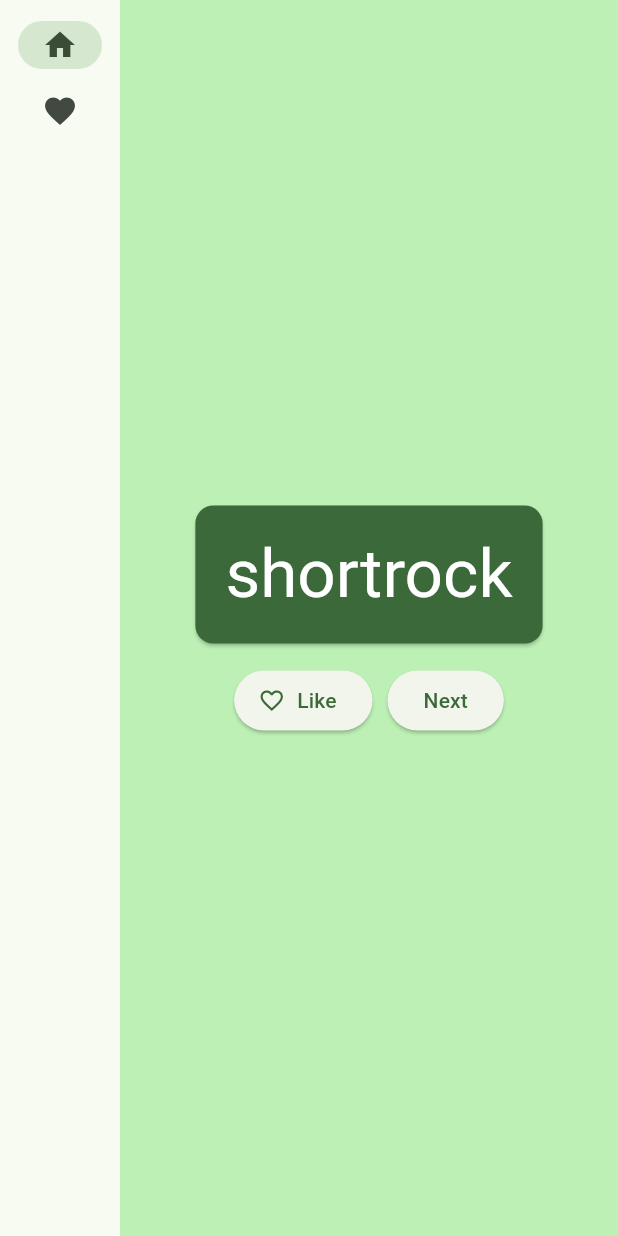
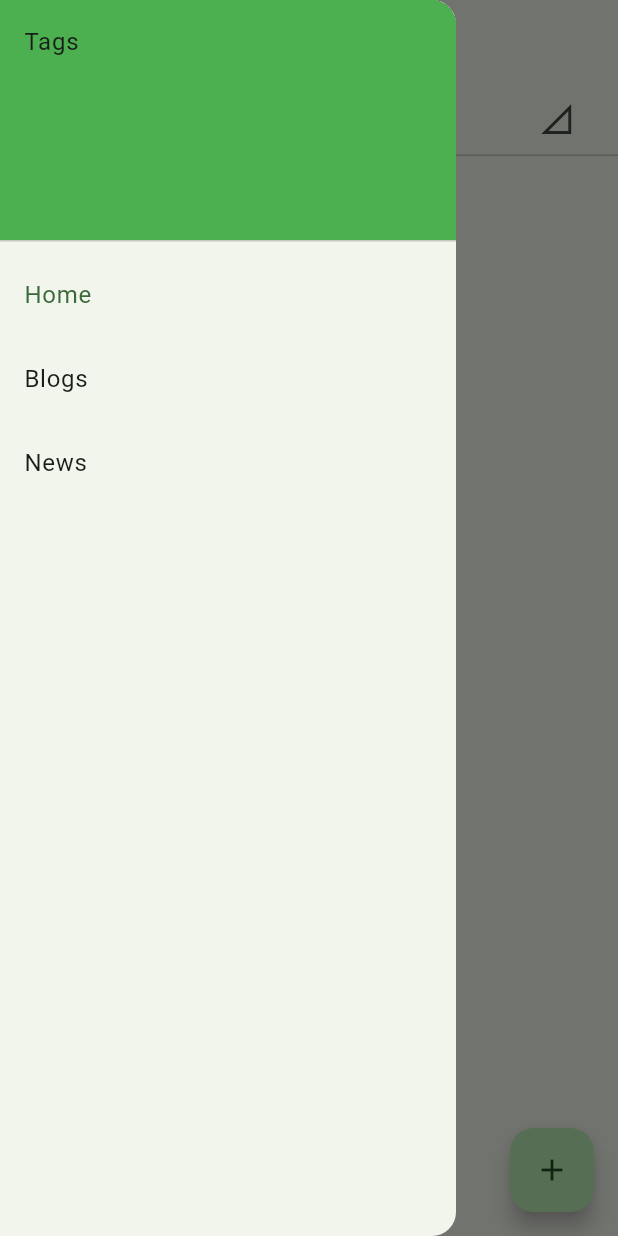
Before and after one commit to pmdwyer/rabbithole, a Flutter app: the screen it shows after launch, with the side drawer open (before the commit the screen has no drawer), on a phone screen of 412 x 824 dp. Run offline on Flutter 3.47's test engine with Material 2 defaults, Android fonts, the phone set to English and light mode, and no system bars.

Commit message:
Stub out basic UI

```diff
--- /dev/null
+++ b/lib/app_state.dart
@@ -0,0 +1,44 @@
+import 'package:flutter/material.dart';
+
+class AppState extends ChangeNotifier {
+  static const Map<String, IconData> frequencies = {
+    'Real Time': Icons.signal_cellular_4_bar,
+    'Frequent': Icons.signal_cellular_alt,
+    'Occasional': Icons.signal_cellular_alt_2_bar,
+    'Sometimes': Icons.signal_cellular_alt_1_bar,
+    'Rarely': Icons.signal_cellular_0_bar,
+  };
+
+  Set<String> tags = {
+    'Home',
+    'Blogs',
+    'News',
+  };
+
+  Map<String, Uri> blogs = {
+    'nytimes':
+        Uri(path: 'https://rss.nytimes.com/services/xml/rss/nyt/HomePage.xml'),
+  };
+
+  Map<String, List<String>> posts = {
+    'nytimes': ['trump is a dumbass', 'war in gaza continues', 'ukraine is getting f\'ed up']
+  };
+
+  Map<(String, String), List<String>> tagFreqBlogs = {
+    ('Home', 'Real Time'): ['a', 'b'],
+    ('Home', 'Frequent'): ['c', 'd'],
+    ('Home', 'Occasional'): ['nytimes'],
+    ('Home', 'Sometimes'): ['e','f','g'],
+    ('Home', 'Rarely'): ['h','i','j','k'],
+    ('Blogs', 'Real Time'): ['l'],
+    ('Blogs', 'Frequent'): ['m','n'],
+    ('Blogs', 'Occasional'): ['o','p','q'],
+    ('Blogs', 'Sometimes'): ['r','s','t','u'],
+    ('Blogs', 'Rarely'): ['v','y','x','z','aa'],
+    ('News', 'Real Time'): [],
+    ('News', 'Frequent'): ['nytimes'],
+    ('News', 'Occasional'): [],
+    ('News', 'Sometimes'): [],
+    ('News', 'Rarely'): [],
+  };
+}
--- /dev/null
+++ b/lib/blog_widget.dart
@@ -0,0 +1,39 @@
+import 'package:flutter/material.dart';
+import 'package:provider/provider.dart';
+
+import 'app_state.dart';
+
+class BlogWidget extends StatelessWidget {
+  const BlogWidget({super.key, required this.title});
+
+  final String title;
+
+  @override
+  Widget build(BuildContext context) {
+    var c = context.watch<AppState>();
+    var posts = [];
+    if (c.posts.containsKey(title)) {
+      posts = c.posts[title]!;
+    }
+    return Column(
+      children: [
+        Row(
+          children: [Padding(
+            padding: const EdgeInsets.all(8.0),
+            child: Text(title),
+          )],
+        ),
+        Row(
+          children: [
+            Icon(Icons.arrow_forward_ios),  // TODO: this should be an expand button
+            for (var post in posts)
+              Padding(
+                padding: const EdgeInsets.all(8.0),
+                child: Center(child: Text(post)),
+              )
+          ],
+        )
+      ],
+    );
+  }
+}
--- /dev/null
+++ b/lib/home_page.dart
@@ -0,0 +1,70 @@
+import 'package:flutter/material.dart';
+import 'package:provider/provider.dart';
+import 'package:rabbithole/tag_widget.dart';
+
+import 'app_state.dart';
+
+class HomePage extends StatefulWidget {
+  const HomePage({super.key, required this.title});
+
+  final String title;
+
+  @override
+  State<StatefulWidget> createState() {
+    return _HomePage();
+  }
+}
+
+class _HomePage extends State<HomePage> {
+  int _selectedIndex = 0;
+
+  static const TextStyle categoryStyle = TextStyle(
+    fontSize: 30,
+    fontWeight: FontWeight.bold,
+  );
+
+  void _onItemTapped(int index) {
+    setState(() {
+      _selectedIndex = index;
+    });
+  }
+
+  @override
+  Widget build(BuildContext context) {
+    var c = context.watch<AppState>();
+    List<Widget> categoryWidgets = [];
+    List<Widget> categoryTiles = [
+      const DrawerHeader(
+          decoration: BoxDecoration(
+            color: Colors.green,
+          ),
+          child: Text('Tags'))
+    ];
+    var categoryList = c.tags.toList();
+    for (int i = 0; i < categoryList.length; i++) {
+      categoryWidgets.add(TagWidget(title: categoryList[i]));
+      categoryTiles.add(ListTile(
+        title: Text(categoryList[i]),
+        selected: _selectedIndex == i,
+        onTap: () {
+          _onItemTapped(i);
+          Navigator.pop(context);
+        },
+      ));
+    }
+    return Scaffold(
+      appBar: AppBar(title: Text(widget.title)),
+      body: Center(
+        child: categoryWidgets[_selectedIndex],
+      ),
+      drawer: Drawer(
+        child: ListView(
+          padding: EdgeInsets.zero,
+          children: categoryTiles,
+        ),
+      ),
+      floatingActionButton:
+          FloatingActionButton(child: const Icon(Icons.add), onPressed: () {}),
+    );
+  }
+}
--- a/lib/main.dart
+++ b/lib/main.dart
@@ -1,6 +1,8 @@
-import 'package:english_words/english_words.dart';
 import 'package:flutter/material.dart';
 import 'package:provider/provider.dart';
+
+import 'app_state.dart';
+import 'home_page.dart';
 
 void main() {
   runApp(MyApp());
@@ -12,194 +14,15 @@ class MyApp extends StatelessWidget {
   @override
   Widget build(BuildContext context) {
     return ChangeNotifierProvider(
-      create: (context) => MyAppState(),
+      create: (context) => AppState(),
       child: MaterialApp(
         title: 'Rabbit Hole',
         theme: ThemeData(
           useMaterial3: true,
           colorScheme: ColorScheme.fromSeed(seedColor: Colors.green),
         ),
-        home: MyHomePage(),
+        home: HomePage(title: 'RabbitHole'),
       ),
     );
   }
 }
-
-class MyAppState extends ChangeNotifier {
-  var current = WordPair.random();
-
-  void getNext() {
-    current = WordPair.random();
-    notifyListeners();
-  }
-
-  var favorites = <WordPair>[];
-  void toggleFavorite() {
-    if (favorites.contains(current)) {
-      favorites.remove(current);
-    } else {
-      favorites.add(current);
-    }
-    notifyListeners();
-  }
-}
-
-class MyHomePage extends StatefulWidget {
-  @override
-  State<MyHomePage> createState() => _MyHomePageState();
-}
-
-class _MyHomePageState extends State<MyHomePage> {
-  var selectedIndex = 0;
-
-  @override
-  Widget build(BuildContext context) {
-    Widget page;
-    switch (selectedIndex) {
-      case 0:
-        page = GeneratorPage();
-        break;
-      case 1:
-        page = FavoritesPage();
-        break;
-      default:
-        throw UnimplementedError('no widget for $selectedIndex');
-    }
-    return LayoutBuilder(builder: (context, constraints) {
-        return Scaffold(
-          body: Row(
-            children: [
-              SafeArea(
-                child: NavigationRail(
-                  extended: constraints.maxWidth >= 600,
-                  destinations: [
-                    NavigationRailDestination(
-                      icon: Icon(Icons.home),
-                      label: Text('Home'),
-                    ),
-                    NavigationRailDestination(
-                      icon: Icon(Icons.favorite),
-                      label: Text('Favorites'),
-                    ),
-                  ],
-                  selectedIndex: selectedIndex,
-                  onDestinationSelected: (value) {
-                    setState(() {
-                      selectedIndex = value;
-                    });
-                  },
-                ),
-              ),
-              Expanded(
-                child: Container(
-                  color: Theme.of(context).colorScheme.primaryContainer,
-                  child: page,
-                ),
-              ),
-            ],
-          ),
-        );
-      }
-    );
-  }
-}
-
-class GeneratorPage extends StatelessWidget {
-  @override
-  Widget build(BuildContext context) {
-    var appState = context.watch<MyAppState>();
-    var pair = appState.current;
-
-    IconData icon;
-    if (appState.favorites.contains(pair)) {
-      icon = Icons.favorite;
-    } else {
-      icon = Icons.favorite_border;
-    }
-
-    return Center(
-      child: Column(
-        mainAxisAlignment: MainAxisAlignment.center,
-        children: [
-          BigCard(pair: pair),
-          SizedBox(height: 10),
-          Row(
-            mainAxisSize: MainAxisSize.min,
-            children: [
-              ElevatedButton.icon(
-                onPressed: () {
-                  appState.toggleFavorite();
-                },
-                icon: Icon(icon),
-                label: Text('Like'),
-              ),
-              SizedBox(width: 10),
-              ElevatedButton(
-                onPressed: () {
-                  appState.getNext();
-                },
-                child: Text('Next'),
-              ),
-            ],
-          ),
-        ],
-      ),
-    );
-  }
-}
-
-class BigCard extends StatelessWidget {
-  const BigCard({
-    super.key,
-    required this.pair,
-  });
-
-  final WordPair pair;
-
-  @override
-  Widget build(BuildContext context) {
-    final theme = Theme.of(context);
-    final style = theme.textTheme.displayMedium!.copyWith(
-      color: theme.colorScheme.onPrimary,
-    );
-
-    return Card(
-      color: theme.colorScheme.primary,
-      child: Padding(
-        padding: const EdgeInsets.all(20.0),
-        child: Text(
-          pair.asLowerCase,
-          style: style,
-          semanticsLabel: "${pair.first} ${pair.second}",
-        ),
-      ),
-    );
-  }
-}
-
-class FavoritesPage extends StatelessWidget {
-  @override
-  Widget build(BuildContext context) {
-    var appState = context.watch<MyAppState>();
-
-    if (appState.favorites.isEmpty) {
-      return Center(
-        child: Text('No favorites yet :\'('),
-      );
-    }
-
-    return ListView(
-      children: [
-        Padding(
-          padding: const EdgeInsets.all(20),
-          child: Text('You have ${appState.favorites.length} favorites:')
-        ),
-        for (var f in appState.favorites)
-          ListTile(
-            leading: Icon(Icons.favorite),
-            title: Text(f.asLowerCase)
-          ),
-      ],
-    );
-  }
-}
--- /dev/null
+++ b/lib/post_widget.dart
@@ -0,0 +1,8 @@
+import 'package:flutter/cupertino.dart';
+
+class PostWidget extends StatelessWidget {
+  @override
+  Widget build(BuildContext context) {
+    throw UnimplementedError();
+  }
+}
--- /dev/null
+++ b/lib/tag_freq_widget.dart
@@ -0,0 +1,29 @@
+import 'package:flutter/cupertino.dart';
+import 'package:provider/provider.dart';
+import 'package:rabbithole/blog_widget.dart';
+
+import 'app_state.dart';
+
+class TagFreqWidget extends StatelessWidget {
+  const TagFreqWidget({super.key, required this.title, required this.freq});
+
+  final String title;
+  final String freq;
+
+  @override
+  Widget build(BuildContext context) {
+    var c = context.watch<AppState>();
+    var key = (title, freq);
+    if (!c.tagFreqBlogs.containsKey(key)) {
+      return ListView();
+    }
+    var blogs = c.tagFreqBlogs[key]!;
+    return ListView(
+      children: [
+        for (var blog in blogs)
+          BlogWidget(title: blog),
+      ],
+    );
+  }
+
+}
--- /dev/null
+++ b/lib/tag_widget.dart
@@ -0,0 +1,32 @@
+import 'package:flutter/material.dart';
+import 'package:rabbithole/app_state.dart';
+import 'package:rabbithole/tag_freq_widget.dart';
+
+class TagWidget extends StatelessWidget {
+  const TagWidget({super.key, required this.title});
+
+  final String title;
+
+  @override
+  Widget build(BuildContext context) {
+    return DefaultTabController(
+      length: 5,
+      child: Column(
+        children: [
+          TabBar(tabs: [
+            for (var freqIcon in AppState.frequencies.values)
+              Tab(icon: Icon(freqIcon)),
+          ]),
+          Expanded(
+            child: TabBarView(
+              children: [
+                for (var freq in AppState.frequencies.keys)
+                  TagFreqWidget(title: title, freq: freq)
+              ],
+            ),
+          ),
+        ],
+      ),
+    );
+  }
+}
```
